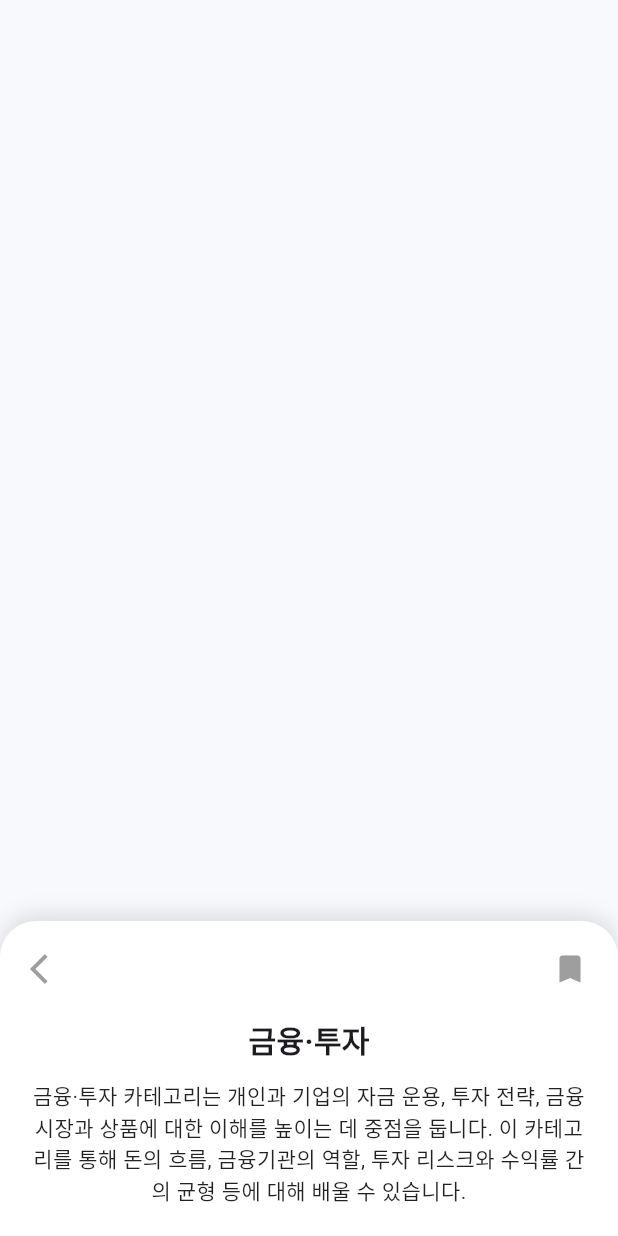
After one commit to gaeunji/finquiz, a Flutter app: the OverlayCardScreen screen opened directly, on a phone screen of 412 x 824 dp. The commit adds this screen. Run offline on Flutter 3.47's test engine with Material 3 defaults, Android fonts, the phone set to English and light mode, and no system bars.

Commit message:
quick start for projects

```diff
--- a/lib/main.dart
+++ b/lib/main.dart
@@ -1,6 +1,7 @@
 import 'package:flutter/material.dart';
 import 'screens/home_screen.dart';
 import 'screens/explore_screen.dart';
+import 'screens/current_intro_screen.dart';
 
 void main() {
   runApp(const MyApp());
--- /dev/null
+++ b/lib/screens/current_intro_screen.dart
@@ -0,0 +1,72 @@
+import 'package:flutter/material.dart';
+
+class OverlayCardScreen extends StatelessWidget {
+  const OverlayCardScreen({super.key});
+
+  @override
+  Widget build(BuildContext context) {
+    return Scaffold(
+      backgroundColor: const Color(0xFFF7F9FC), // 배경색
+      body: Stack(
+        children: [
+          // 배경 컨텐츠
+          Positioned.fill(
+            child: Container(
+              color: const Color(0xFFF7F9FC),
+            ),
+          ),
+
+          // 하단 고정 카드
+          Align(
+            alignment: Alignment.bottomCenter,
+            child: Container(
+              width: double.infinity,
+              padding: const EdgeInsets.symmetric(horizontal: 20, vertical: 20),
+              decoration: const BoxDecoration(
+                color: Colors.white,
+                borderRadius: BorderRadius.vertical(
+                  top: Radius.circular(24),
+                ),
+                boxShadow: [
+                  BoxShadow(
+                    color: Colors.black12,
+                    blurRadius: 12,
+                    offset: Offset(0, -4),
+                  ),
+                ],
+              ),
+              child: Column(
+                mainAxisSize: MainAxisSize.min,
+                children: [
+                  // 상단 아이콘 줄
+                  Row(
+                    mainAxisAlignment: MainAxisAlignment.spaceBetween,
+                    children: const [
+                      Icon(Icons.arrow_back_ios, color: Colors.grey),
+                      Icon(Icons.bookmark, color: Colors.grey),
+                    ],
+                  ),
+                  const SizedBox(height: 20),
+                  // 여기부터 콘텐츠
+                  const Text(
+                    '금융·투자',
+                    style: TextStyle(
+                      fontSize: 20,
+                      fontWeight: FontWeight.bold,
+                    ),
+                  ),
+                  const SizedBox(height: 12),
+                  const Text(
+                    '금융·투자 카테고리는 개인과 기업의 자금 운용, 투자 전략, 금융시장과 상품에 대한 이해를 높이는 데 중점을 둡니다. 이 카테고리를 통해 돈의 흐름, 금융기관의 역할, 투자 리스크와 수익률 간의 균형 등에 대해 배울 수 있습니다.',
+                    textAlign: TextAlign.center,
+                    style: TextStyle(color: Colors.black87),
+                  ),
+                ],
+              ),
+            ),
+          ),
+        ],
+      ),
+    );
+  }
+}
```
Also changed, not shown: assets/images/avatar.png (added).
